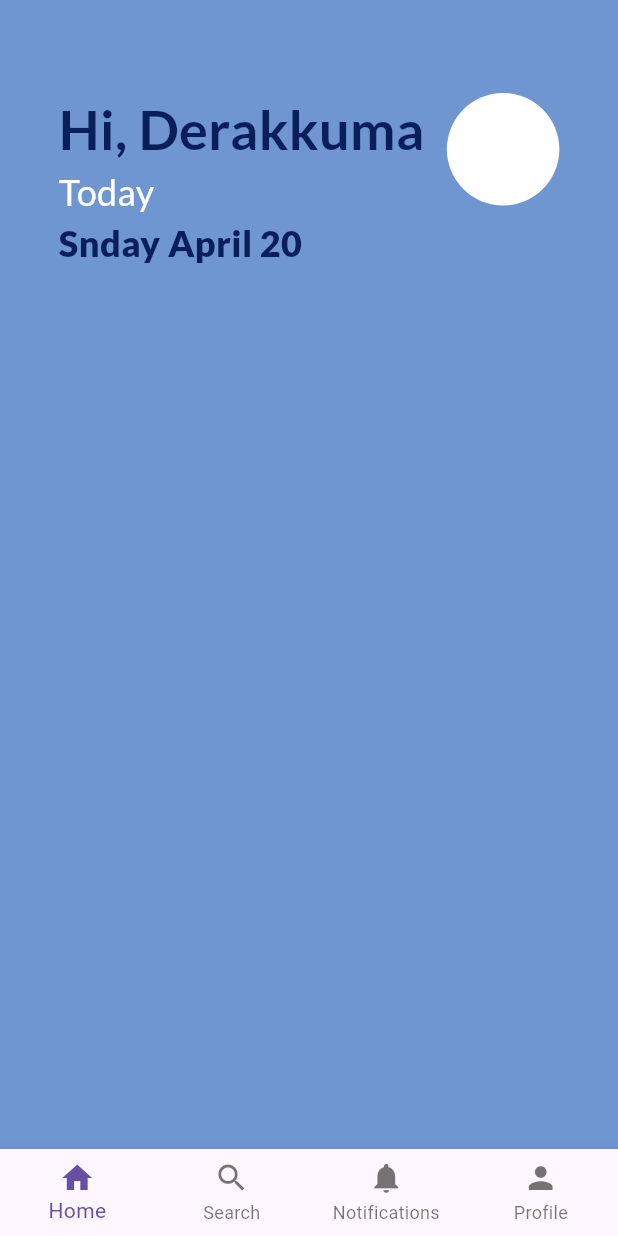
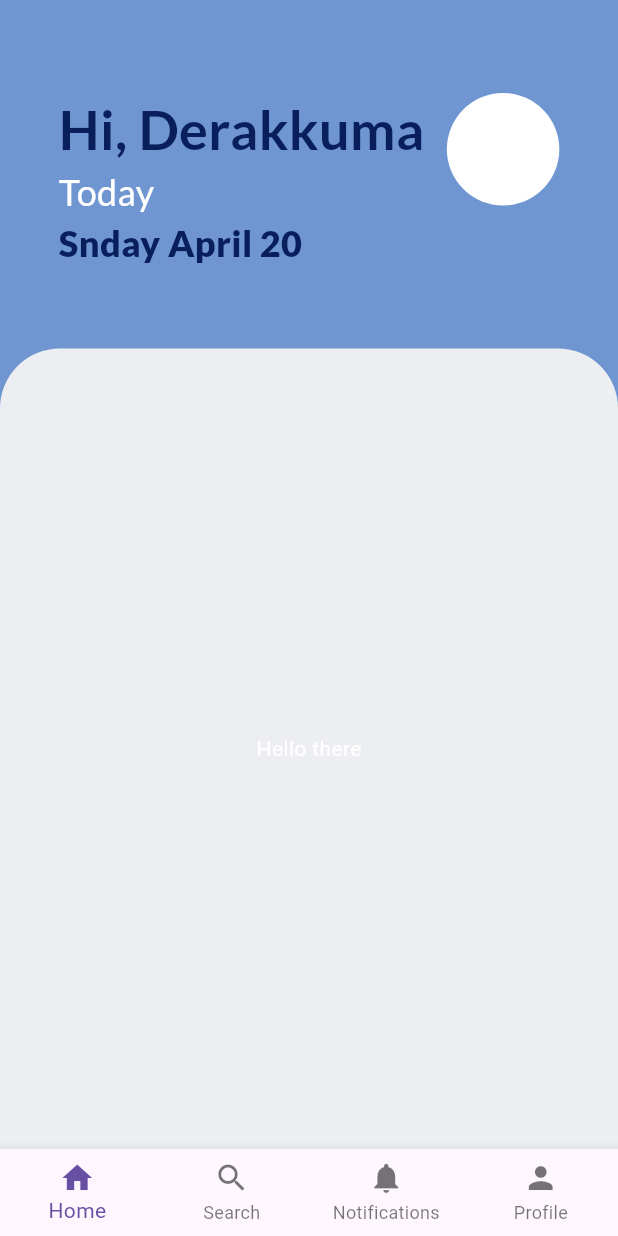
Before and after one commit to Kev-Tan/Fit_App, a Flutter app: the screen it shows after launch, on a phone screen of 412 x 824 dp. Run offline on Flutter 3.47's test engine with Material 3 defaults, Android fonts, the light colour scheme and no system bars; our stand-ins replace google_fonts.

Commit message:
Implemented the rounded body in homepage - Kevin

```diff
--- a/lib/widgets/home.dart
+++ b/lib/widgets/home.dart
@@ -62,6 +62,24 @@ class Home extends StatelessWidget {
               ),
             ),
           ),
+          Expanded(
+            flex: 1,
+            child: Container(),
+          ),
+          Expanded(
+            flex: 16,
+            child: Container(
+              decoration: BoxDecoration(
+                color: Color.fromRGBO(246, 245, 245, 0.922),
+                borderRadius: BorderRadius.only(
+                    topLeft: Radius.circular(40.0),
+                    topRight: Radius.circular(40.0)),
+              ),
+
+              alignment: Alignment.center, // Aligns child at the center
+              child: Text("Hello there", style: TextStyle(color: Colors.white)),
+            ),
+          ),
         ],
       ),
       bottomNavigationBar: BottomNavigationBar(
```
